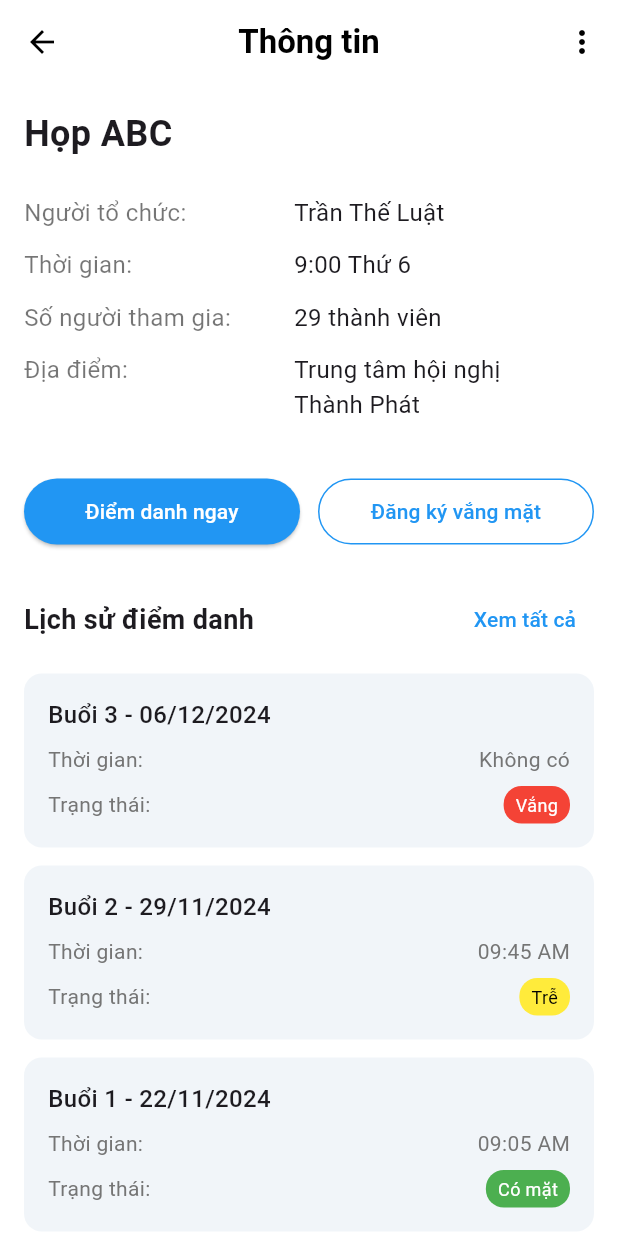
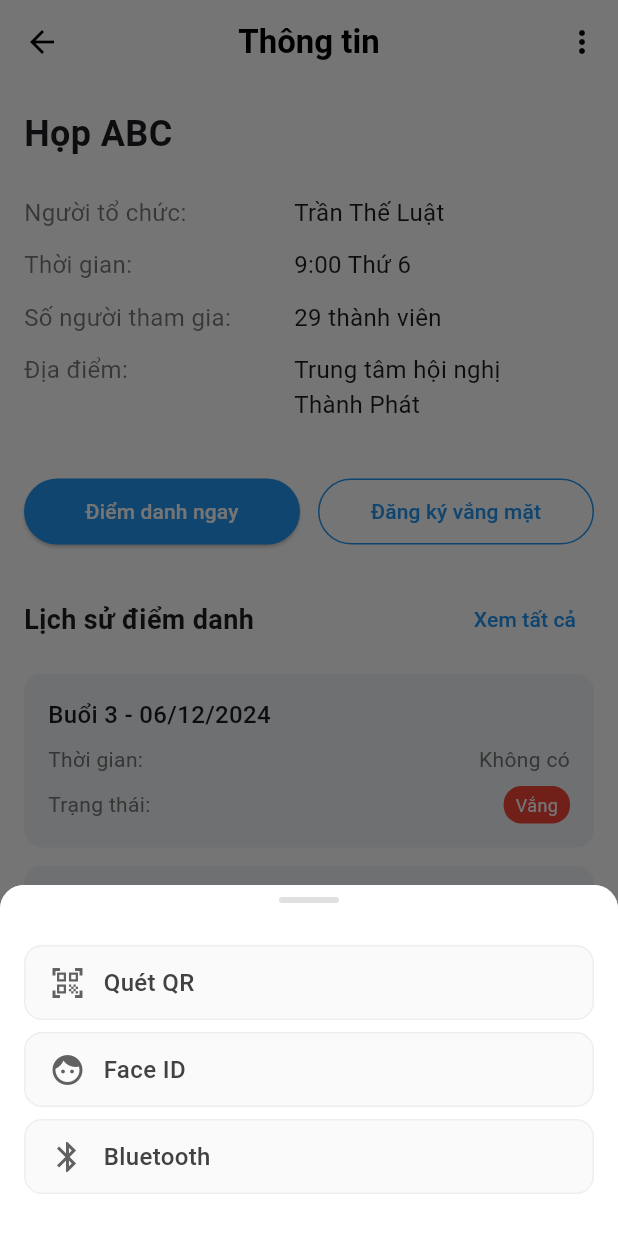
Before and after one commit to hphann/Attendance-App, a Flutter app: the screen it shows after launch, after a tap on "Điểm danh ngay", on a phone screen of 412 x 824 dp. Run offline on Flutter 3.47's test engine with Material 3 defaults, Android fonts, the phone set to English and light mode, and no system bars.

Commit message:
add AttendanceMethodsSheet

```diff
--- a/attendance/lib/screens/detailScreen.dart
+++ b/attendance/lib/screens/detailScreen.dart
@@ -1,8 +1,19 @@
 import 'package:flutter/material.dart';
 import 'package:attendance/widgets/attendanceHistoryCard.dart';
+import 'package:attendance/widgets/attendanceMethodsSheet.dart';
 
 class DetailScreen extends StatelessWidget {
   const DetailScreen({Key? key}) : super(key: key);
+
+  void _showAttendanceMethods(BuildContext context) {
+    showModalBottomSheet(
+      context: context,
+      shape: const RoundedRectangleBorder(
+        borderRadius: BorderRadius.vertical(top: Radius.circular(16)),
+      ),
+      builder: (context) => const AttendanceMethodsSheet(),
+    );
+  }
 
   @override
   Widget build(BuildContext context) {
@@ -46,7 +57,7 @@ class DetailScreen extends StatelessWidget {
               _buildInfoRow('Số người tham gia:', '29 thành viên'),
               _buildInfoRow('Địa điểm:', 'Trung tâm hội nghị\nThành Phát'),
               const SizedBox(height: 24),
-              _buildActionButtons(),
+              _buildActionButtons(context),
               const SizedBox(height: 24),
               _buildAttendanceHistory(),
             ],
@@ -85,12 +96,12 @@ class DetailScreen extends StatelessWidget {
     );
   }
 
-  Widget _buildActionButtons() {
+  Widget _buildActionButtons(BuildContext context) {
     return Row(
       children: [
         Expanded(
           child: ElevatedButton(
-            onPressed: () {},
+            onPressed: () => _showAttendanceMethods(context),
             style: ElevatedButton.styleFrom(
               backgroundColor: Colors.blue,
               padding: const EdgeInsets.symmetric(vertical: 12),
--- /dev/null
+++ b/attendance/lib/widgets/attendanceMethodsSheet.dart
@@ -0,0 +1,89 @@
+import 'package:flutter/material.dart';
+
+class AttendanceMethodsSheet extends StatelessWidget {
+  const AttendanceMethodsSheet({Key? key}) : super(key: key);
+
+  @override
+  Widget build(BuildContext context) {
+    return Container(
+      decoration: const BoxDecoration(
+        color: Colors.white,
+        borderRadius: BorderRadius.vertical(top: Radius.circular(16)),
+      ),
+      child: Column(
+        mainAxisSize: MainAxisSize.min,
+        children: [
+          const SizedBox(height: 8),
+          Container(
+            width: 40,
+            height: 4,
+            decoration: BoxDecoration(
+              color: Colors.grey[300],
+              borderRadius: BorderRadius.circular(2),
+            ),
+          ),
+          const SizedBox(height: 24),
+          _buildMethodButton(
+            icon: Icons.qr_code_scanner,
+            label: 'Quét QR',
+            onTap: () {
+              // TODO: Implement QR scanning
+              Navigator.pop(context);
+            },
+          ),
+          _buildMethodButton(
+            icon: Icons.face,
+            label: 'Face ID',
+            onTap: () {
+              // TODO: Implement Face ID
+              Navigator.pop(context);
+            },
+          ),
+          _buildMethodButton(
+            icon: Icons.bluetooth,
+            label: 'Bluetooth',
+            onTap: () {
+              // TODO: Implement Bluetooth
+              Navigator.pop(context);
+            },
+          ),
+          const SizedBox(height: 24),
+        ],
+      ),
+    );
+  }
+
+  Widget _buildMethodButton({
+    required IconData icon,
+    required String label,
+    required VoidCallback onTap,
+  }) {
+    return InkWell(
+      onTap: onTap,
+      child: Container(
+        width: double.infinity,
+        padding: const EdgeInsets.symmetric(horizontal: 16, vertical: 12),
+        margin: const EdgeInsets.symmetric(horizontal: 16, vertical: 4),
+        decoration: BoxDecoration(
+          color: Colors.grey[50],
+          borderRadius: BorderRadius.circular(12),
+          border: Border.all(color: Colors.grey[200]!),
+        ),
+        child: Row(
+          children: [
+            Icon(icon, size: 24, color: Colors.grey[700]),
+            const SizedBox(width: 12),
+            Text(
+              label,
+              style: TextStyle(
+                fontSize: 16,
+                color: Colors.grey[800],
+                fontWeight: FontWeight.w500,
+              ),
+            ),
+          ],
+        ),
+      ),
+    );
+  }
+}
```
Also changed, not shown: attendance/lib/screens/homeScreen.dart (line endings or trailing spaces).
